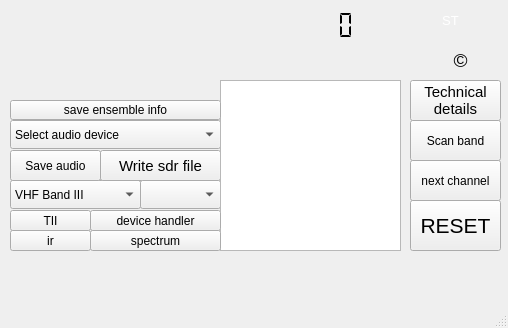
This is forms/dabradio.ui in JvanKatwijk/sdrplayDab as Qt 5 draws it before an edit. The edited form follows.
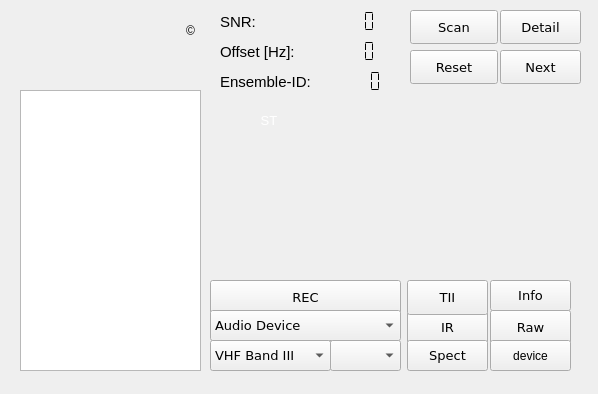
This is the edited form.

```diff
--- a/forms/dabradio.ui
+++ b/forms/dabradio.ui
@@ -1,272 +1,202 @@
 <?xml version="1.0" encoding="UTF-8"?>
 <ui version="4.0">
  <class>sdrplayDAB</class>
- <widget class="QMainWindow" name="sdrplayDAB">
+ <widget class="QWidget" name="sdrplayDAB">
   <property name="geometry">
    <rect>
     <x>0</x>
     <y>0</y>
-    <width>508</width>
-    <height>328</height>
+    <width>598</width>
+    <height>394</height>
    </rect>
   </property>
   <property name="windowTitle">
    <string>sdrplayDAB</string>
   </property>
-  <widget class="QWidget" name="centralwidget">
-   <widget class="QComboBox" name="streamoutSelector">
+  <widget class="QPushButton" name="showProgramData">
     <property name="geometry">
      <rect>
-      <x>10</x>
-      <y>120</y>
-      <width>211</width>
-      <height>29</height>
-     </rect>
-    </property>
-    <property name="toolTip">
-     <string>&lt;html&gt;&lt;head/&gt;&lt;body&gt;&lt;p&gt;Select a device (channel) for the audio output. On program start up a default is chosen.&lt;/p&gt;&lt;/body&gt;&lt;/html&gt;</string>
-    </property>
-    <item>
-     <property name="text">
-      <string>Select audio device</string>
-     </property>
-    </item>
-   </widget>
-   <widget class="QComboBox" name="bandSelector">
-    <property name="geometry">
-     <rect>
-      <x>10</x>
-      <y>180</y>
-      <width>131</width>
-      <height>29</height>
-     </rect>
-    </property>
+     <x>500</x>
+     <y>10</y>
+     <width>81</width>
+     <height>34</height>
+    </rect>
+   </property>
+   <property name="font">
+    <font>
+     <family>DejaVu Sans</family>
+     <pointsize>10</pointsize>
+    </font>
+   </property>
     <property name="toolTip">
-     <string>&lt;html&gt;&lt;head/&gt;&lt;body&gt;&lt;p&gt;Select a DAB band.&lt;/p&gt;&lt;p&gt;The default is VHF Band III (174–230 MHz).&lt;/p&gt;&lt;p&gt;Alternatively, the L Band may be selected (1452 bis 1492 MHz, but only used in very few countries like Czech Republic).&lt;/p&gt;&lt;/body&gt;&lt;/html&gt;</string>
-    </property>
-    <item>
+    <string>&lt;html&gt;&lt;head/&gt;&lt;body&gt;&lt;p&gt;Push this button for further technical information about the selected program&lt;/p&gt;&lt;p&gt;Push again for closing the pop-up-window.&lt;/p&gt;&lt;/body&gt;&lt;/html&gt;</string>
+   </property>
      <property name="text">
-      <string>VHF Band III</string>
-     </property>
-    </item>
-    <item>
-     <property name="text">
-      <string>L Band</string>
-     </property>
-    </item>
+    <string>Detail</string>
+   </property>
    </widget>
    <widget class="QPushButton" name="audioDumpButton">
     <property name="geometry">
      <rect>
-      <x>10</x>
-      <y>150</y>
-      <width>91</width>
-      <height>31</height>
-     </rect>
-    </property>
+     <x>210</x>
+     <y>280</y>
+     <width>191</width>
+     <height>35</height>
+    </rect>
+   </property>
+   <property name="font">
+    <font>
+     <family>DejaVu Sans</family>
+     <pointsize>10</pointsize>
+    </font>
+   </property>
     <property name="toolTip">
      <string>&lt;html&gt;&lt;head/&gt;&lt;body&gt;&lt;p&gt;Push this button to save audio output into a file. First push will show a menu for file selection. &lt;/p&gt;&lt;p&gt;Push again to stop recording.&lt;/p&gt;&lt;/body&gt;&lt;/html&gt;</string>
     </property>
     <property name="text">
-     <string>Save audio</string>
+    <string>REC</string>
+   </property>
+  </widget>
+  <widget class="QPushButton" name="show_irButton">
+   <property name="geometry">
+    <rect>
+     <x>407</x>
+     <y>310</y>
+     <width>81</width>
+     <height>35</height>
+    </rect>
+   </property>
+   <property name="font">
+    <font>
+     <family>DejaVu Sans</family>
+     <pointsize>10</pointsize>
+    </font>
+   </property>
+   <property name="text">
+    <string>IR</string>
     </property>
    </widget>
    <widget class="QPushButton" name="dumpButton">
     <property name="geometry">
      <rect>
-      <x>100</x>
-      <y>150</y>
-      <width>121</width>
-      <height>31</height>
+     <x>490</x>
+     <y>310</y>
+     <width>81</width>
+     <height>35</height>
      </rect>
     </property>
     <property name="font">
      <font>
-      <pointsize>11</pointsize>
+     <family>DejaVu Sans</family>
+     <pointsize>10</pointsize>
      </font>
     </property>
     <property name="toolTip">
      <string>&lt;html&gt;&lt;head/&gt;&lt;body&gt;&lt;p&gt;Push this button to save the raw input. Pushing will cause a menu to appear where a filename can be selected. Please note the big filesizes!&lt;/p&gt;&lt;p&gt;Push again to stop recording. You can reload it by using the file input (*.sdr) option. &lt;/p&gt;&lt;/body&gt;&lt;/html&gt;</string>
     </property>
     <property name="text">
-     <string>Write sdr file</string>
-    </property>
-   </widget>
-   <widget class="QComboBox" name="channelSelector">
-    <property name="geometry">
-     <rect>
-      <x>140</x>
-      <y>180</y>
-      <width>81</width>
-      <height>29</height>
-     </rect>
-    </property>
-    <property name="toolTip">
-     <string>&lt;html&gt;&lt;head/&gt;&lt;body&gt;&lt;p&gt;Select the DAB channel.&lt;/p&gt;&lt;p&gt;This depends on the band chosen.&lt;/p&gt;&lt;/body&gt;&lt;/html&gt;</string>
-    </property>
-   </widget>
-   <widget class="QLabel" name="timeDisplay">
-    <property name="geometry">
-     <rect>
-      <x>10</x>
-      <y>80</y>
-      <width>211</width>
-      <height>21</height>
-     </rect>
-    </property>
-    <property name="text">
-     <string/>
-    </property>
-   </widget>
-   <widget class="QLabel" name="dynamicLabel">
-    <property name="geometry">
-     <rect>
-      <x>20</x>
-      <y>260</y>
-      <width>461</width>
-      <height>41</height>
-     </rect>
-    </property>
-    <property name="toolTip">
-     <string>&lt;html&gt;&lt;head/&gt;&lt;body&gt;&lt;p&gt;Dynamic label (DLS)&lt;/p&gt;&lt;p&gt;The selected program may carry some textual information, that information is displayed here.&lt;/p&gt;&lt;/body&gt;&lt;/html&gt;</string>
-    </property>
-    <property name="frameShape">
-     <enum>QFrame::NoFrame</enum>
-    </property>
-    <property name="frameShadow">
-     <enum>QFrame::Plain</enum>
-    </property>
-    <property name="text">
-     <string/>
-    </property>
-    <property name="alignment">
-     <set>Qt::AlignLeading|Qt::AlignLeft|Qt::AlignVCenter</set>
-    </property>
-    <property name="wordWrap">
-     <bool>true</bool>
-    </property>
-    <property name="openExternalLinks">
-     <bool>true</bool>
-    </property>
-    <property name="textInteractionFlags">
-     <set>Qt::LinksAccessibleByKeyboard|Qt::LinksAccessibleByMouse|Qt::TextBrowserInteraction|Qt::TextSelectableByKeyboard|Qt::TextSelectableByMouse</set>
-    </property>
-   </widget>
-   <widget class="QPushButton" name="resetButton">
-    <property name="geometry">
-     <rect>
-      <x>410</x>
-      <y>200</y>
-      <width>91</width>
-      <height>51</height>
-     </rect>
-    </property>
-    <property name="font">
-     <font>
-      <pointsize>16</pointsize>
-     </font>
-    </property>
-    <property name="toolTip">
-     <string>&lt;html&gt;&lt;head/&gt;&lt;body&gt;&lt;p&gt;Reset player&lt;/p&gt;&lt;/body&gt;&lt;/html&gt;</string>
-    </property>
-    <property name="text">
-     <string>RESET</string>
+    <string>Raw</string>
     </property>
    </widget>
    <widget class="QListView" name="ensembleDisplay">
     <property name="geometry">
      <rect>
-      <x>220</x>
-      <y>80</y>
+     <x>20</x>
+     <y>90</y>
       <width>181</width>
-      <height>171</height>
-     </rect>
-    </property>
-   </widget>
-   <widget class="QLabel" name="versionName">
+     <height>281</height>
+    </rect>
+   </property>
+   <property name="font">
+    <font>
+     <family>DejaVu Sans</family>
+     <pointsize>10</pointsize>
+    </font>
+   </property>
+  </widget>
+  <widget class="QComboBox" name="streamoutSelector">
     <property name="geometry">
      <rect>
-      <x>220</x>
-      <y>50</y>
-      <width>181</width>
+     <x>210</x>
+     <y>310</y>
+     <width>191</width>
       <height>31</height>
      </rect>
     </property>
     <property name="font">
      <font>
-      <family>DejaVu Sans Mono</family>
+     <family>DejaVu Sans</family>
       <pointsize>10</pointsize>
-      <weight>75</weight>
-      <italic>true</italic>
-      <bold>true</bold>
      </font>
     </property>
     <property name="toolTip">
-     <string>&lt;html&gt;&lt;head/&gt;&lt;body&gt;&lt;p&gt;Copyright (C) 2016, 2017 Jan van Katwijk (J.vanKatwijk@gmail.com), Lazy Chair Programming&lt;/p&gt;&lt;p&gt;Qt-DAB is free software; you can redistribute it and/or modify it under the terms of the GNU General Public License as published by the Free Software Foundation; either version 2 of the License, or (at your option) any later version.&lt;br/&gt;&lt;/p&gt;&lt;/body&gt;&lt;/html&gt;</string>
-    </property>
+    <string>&lt;html&gt;&lt;head/&gt;&lt;body&gt;&lt;p&gt;Select a device (channel) for the audio output. On program start up a default is chosen.&lt;/p&gt;&lt;/body&gt;&lt;/html&gt;</string>
+   </property>
+   <item>
     <property name="text">
-     <string/>
+     <string>Audio Device</string>
     </property>
-   </widget>
-   <widget class="QLCDNumber" name="ensembleId">
+   </item>
+  </widget>
+  <widget class="QPushButton" name="tiiButton">
     <property name="geometry">
      <rect>
-      <x>290</x>
+     <x>407</x>
+     <y>280</y>
+     <width>81</width>
+     <height>35</height>
+    </rect>
+   </property>
+   <property name="font">
+    <font>
+     <family>DejaVu Sans</family>
+     <pointsize>10</pointsize>
+    </font>
+   </property>
+   <property name="toolTip">
+    <string>&lt;html&gt;&lt;head/&gt;&lt;body&gt;&lt;p&gt;If configured - pushing this button will switch the spectrum display between &amp;quot;regular&amp;quot; and a spectrum showing the &amp;quot;null symbol&amp;quot; period. In the console window the pattern, main ID and sub ID of the TII will be displayed.&lt;/p&gt;&lt;/body&gt;&lt;/html&gt;</string>
+   </property>
+   <property name="text">
+    <string>TII</string>
+   </property>
+  </widget>
+  <widget class="QPushButton" name="scanButton">
+   <property name="geometry">
+    <rect>
+     <x>410</x>
       <y>10</y>
-      <width>71</width>
-      <height>31</height>
-     </rect>
-    </property>
+     <width>88</width>
+     <height>34</height>
+    </rect>
+   </property>
+   <property name="font">
+    <font>
+     <family>DejaVu Sans</family>
+     <pointsize>10</pointsize>
+    </font>
+   </property>
     <property name="toolTip">
-     <string>&lt;html&gt;&lt;head/&gt;&lt;body&gt;&lt;p&gt;Ensemble ID&lt;/p&gt;&lt;p&gt;The hecadecimal number shows the ensemble ID.&lt;/p&gt;&lt;/body&gt;&lt;/html&gt;</string>
-    </property>
-    <property name="frameShape">
-     <enum>QFrame::NoFrame</enum>
-    </property>
-    <property name="digitCount">
+    <string>&lt;html&gt;&lt;head/&gt;&lt;body&gt;&lt;p&gt;Push this button for starting a scan over the channels in the current selected band (default VHF Band III or optionally L-Band)&lt;/p&gt;&lt;p&gt;Scanning will continue until an active DAB or DAB+ signal is found.&lt;/p&gt;&lt;p&gt;Push again to stop scanning.&lt;/p&gt;&lt;/body&gt;&lt;/html&gt;</string>
+   </property>
+   <property name="text">
+    <string>Scan</string>
+   </property>
+  </widget>
+  <widget class="QWidget" name="layoutWidget">
+   <property name="geometry">
+    <rect>
+     <x>210</x>
+     <y>110</y>
+     <width>118</width>
+     <height>21</height>
+    </rect>
+   </property>
+   <layout class="QHBoxLayout" name="horizontalLayout_6">
+    <property name="spacing">
      <number>4</number>
     </property>
-    <property name="mode">
-     <enum>QLCDNumber::Hex</enum>
-    </property>
-    <property name="segmentStyle">
-     <enum>QLCDNumber::Flat</enum>
-    </property>
-   </widget>
-   <widget class="QLabel" name="ensembleName">
-    <property name="geometry">
-     <rect>
-      <x>20</x>
-      <y>10</y>
-      <width>221</width>
-      <height>31</height>
-     </rect>
-    </property>
-    <property name="font">
-     <font>
-      <family>DejaVu Sans</family>
-      <pointsize>16</pointsize>
-     </font>
-    </property>
-    <property name="toolTip">
-     <string>&lt;html&gt;&lt;head/&gt;&lt;body&gt;&lt;p&gt;Ensemble name&lt;/p&gt;&lt;/body&gt;&lt;/html&gt;</string>
-    </property>
-    <property name="text">
-     <string/>
-    </property>
-    <property name="textInteractionFlags">
-     <set>Qt::LinksAccessibleByMouse|Qt::TextSelectableByMouse</set>
-    </property>
-   </widget>
+    <item>
    <widget class="QLabel" name="stereoLabel">
-    <property name="geometry">
-     <rect>
-      <x>430</x>
-      <y>10</y>
-      <width>41</width>
-      <height>21</height>
-     </rect>
-    </property>
     <property name="palette">
      <palette>
       <active>
@@ -349,158 +279,399 @@
      <set>Qt::AlignCenter</set>
     </property>
    </widget>
-   <widget class="QPushButton" name="showProgramData">
+    </item>
+   </layout>
+  </widget>
+  <widget class="QComboBox" name="bandSelector">
     <property name="geometry">
      <rect>
-      <x>410</x>
-      <y>80</y>
-      <width>91</width>
-      <height>41</height>
+     <x>210</x>
+     <y>340</y>
+     <width>121</width>
+     <height>31</height>
      </rect>
     </property>
     <property name="font">
      <font>
-      <pointsize>11</pointsize>
+     <family>DejaVu Sans</family>
+     <pointsize>10</pointsize>
      </font>
     </property>
     <property name="toolTip">
-     <string>&lt;html&gt;&lt;head/&gt;&lt;body&gt;&lt;p&gt;Push this button for further technical information about the selected program&lt;/p&gt;&lt;p&gt;Push again for closing the pop-up-window.&lt;/p&gt;&lt;/body&gt;&lt;/html&gt;</string>
-    </property>
+    <string>&lt;html&gt;&lt;head/&gt;&lt;body&gt;&lt;p&gt;Select a DAB band.&lt;/p&gt;&lt;p&gt;The default is VHF Band III (174–230 MHz).&lt;/p&gt;&lt;p&gt;Alternatively, the L Band may be selected (1452 bis 1492 MHz, but only used in very few countries like Czech Republic).&lt;/p&gt;&lt;/body&gt;&lt;/html&gt;</string>
+   </property>
+   <item>
     <property name="text">
-     <string>Technical
-details</string>
+     <string>VHF Band III</string>
     </property>
-   </widget>
-   <widget class="QPushButton" name="scanButton">
-    <property name="geometry">
-     <rect>
-      <x>410</x>
-      <y>120</y>
-      <width>91</width>
-      <height>41</height>
-     </rect>
-    </property>
-    <property name="toolTip">
-     <string>&lt;html&gt;&lt;head/&gt;&lt;body&gt;&lt;p&gt;Push this button for starting a scan over the channels in the current selected band (default VHF Band III or optionally L-Band)&lt;/p&gt;&lt;p&gt;Scanning will continue until an active DAB or DAB+ signal is found.&lt;/p&gt;&lt;p&gt;Push again to stop scanning.&lt;/p&gt;&lt;/body&gt;&lt;/html&gt;</string>
-    </property>
+   </item>
+   <item>
     <property name="text">
-     <string>Scan band</string>
+     <string>L Band</string>
     </property>
-   </widget>
-   <widget class="QLabel" name="label">
+   </item>
+  </widget>
+  <widget class="QComboBox" name="channelSelector">
     <property name="geometry">
      <rect>
-      <x>440</x>
-      <y>50</y>
-      <width>41</width>
-      <height>21</height>
+     <x>330</x>
+     <y>340</y>
+     <width>71</width>
+     <height>31</height>
      </rect>
     </property>
     <property name="font">
      <font>
-      <pointsize>14</pointsize>
+     <pointsize>12</pointsize>
      </font>
     </property>
     <property name="toolTip">
-     <string>&lt;html&gt;&lt;head/&gt;&lt;body&gt;&lt;p&gt;sdrplayDAB copyright:&lt;/p&gt;&lt;p&gt;J van Katwijk, Lazy Chair Computing. J.vanKatwijk@gmail.com&lt;/p&gt;&lt;p&gt;Copyright of the Qt toolkit used: the Qt Company&lt;/p&gt;&lt;p&gt;Copyright of the libraries used for SDRplay, rtl-sdr based sticks, AIRspy, portaudio, libsndfile and libsamplerate to their developers&lt;/p&gt;&lt;p&gt;Copyright of the MP2 library used Martin J Fiedler&lt;/p&gt;&lt;p&gt;Copyright of the firecode checker: Gnu Radio&lt;/p&gt;&lt;p&gt;Copyright of the viterbi decoder kernel: the Spiral project&lt;/p&gt;&lt;p&gt;Copyright of the Reed Solomon Decoder software: Phil Karns&lt;/p&gt;&lt;p&gt;All copyrights gratefully acknowledged&lt;/p&gt;&lt;p&gt;&lt;br/&gt;&lt;/p&gt;&lt;p&gt;sdrplayDAB is distributed in the hope that it will be useful, but WITHOUT ANY WARRANTY; without even the implied warranty of MERCHANTABILITY or FITNESS FOR A PARTICULAR PURPOSE. See the GNU General Public License for more details.&lt;/p&gt;&lt;p&gt;&lt;br/&gt;&lt;/p&gt;&lt;/body&gt;&lt;/html&gt;</string>
-    </property>
-    <property name="text">
-     <string>©</string>
-    </property>
-    <property name="alignment">
-     <set>Qt::AlignCenter</set>
+    <string>&lt;html&gt;&lt;head/&gt;&lt;body&gt;&lt;p&gt;Select the DAB channel.&lt;/p&gt;&lt;p&gt;This depends on the band chosen.&lt;/p&gt;&lt;/body&gt;&lt;/html&gt;</string>
     </property>
    </widget>
    <widget class="QPushButton" name="saveEnsembleData">
     <property name="geometry">
      <rect>
-      <x>10</x>
-      <y>100</y>
-      <width>211</width>
-      <height>20</height>
-     </rect>
-    </property>
+     <x>490</x>
+     <y>280</y>
+     <width>81</width>
+     <height>31</height>
+    </rect>
+   </property>
+   <property name="font">
+    <font>
+     <family>DejaVu Sans</family>
+     <pointsize>10</pointsize>
+    </font>
+   </property>
     <property name="toolTip">
      <string>&lt;html&gt;&lt;head/&gt;&lt;body&gt;&lt;p&gt;This will open a 'save as ... dialog' where you can store the content of the current DAB ensemble (Audio and Data) in a text file.&lt;/p&gt;&lt;/body&gt;&lt;/html&gt;</string>
     </property>
     <property name="text">
-     <string>save ensemble info</string>
+    <string>Info</string>
     </property>
    </widget>
    <widget class="QPushButton" name="nextChannelButton">
     <property name="geometry">
      <rect>
-      <x>410</x>
-      <y>160</y>
-      <width>91</width>
-      <height>41</height>
-     </rect>
-    </property>
+     <x>500</x>
+     <y>50</y>
+     <width>81</width>
+     <height>34</height>
+    </rect>
+   </property>
+   <property name="font">
+    <font>
+     <family>DejaVu Sans</family>
+     <pointsize>10</pointsize>
+    </font>
+   </property>
     <property name="toolTip">
      <string>&lt;html&gt;&lt;head/&gt;&lt;body&gt;&lt;p&gt;Push this button for selecting the next channel in the current band.&lt;/p&gt;&lt;/body&gt;&lt;/html&gt;</string>
     </property>
     <property name="text">
-     <string>next channel</string>
-    </property>
-   </widget>
-   <widget class="QPushButton" name="tiiButton">
-    <property name="geometry">
-     <rect>
-      <x>10</x>
-      <y>210</y>
-      <width>81</width>
-      <height>21</height>
-     </rect>
-    </property>
-    <property name="toolTip">
-     <string>&lt;html&gt;&lt;head/&gt;&lt;body&gt;&lt;p&gt;If configured - pushing this button will switch the spectrum display between &amp;quot;regular&amp;quot; and a spectrum showing the &amp;quot;null symbol&amp;quot; period. In the console window the pattern, main ID and sub ID of the TII will be displayed.&lt;/p&gt;&lt;/body&gt;&lt;/html&gt;</string>
-    </property>
-    <property name="text">
-     <string>TII</string>
-    </property>
-   </widget>
-   <widget class="QPushButton" name="show_irButton">
-    <property name="geometry">
-     <rect>
-      <x>10</x>
-      <y>230</y>
-      <width>81</width>
-      <height>21</height>
-     </rect>
-    </property>
-    <property name="text">
-     <string>ir</string>
+    <string>Next</string>
     </property>
    </widget>
    <widget class="QPushButton" name="show_spectrumButton">
     <property name="geometry">
      <rect>
-      <x>90</x>
-      <y>230</y>
-      <width>131</width>
-      <height>21</height>
-     </rect>
-    </property>
+     <x>407</x>
+     <y>340</y>
+     <width>81</width>
+     <height>31</height>
+    </rect>
+   </property>
+   <property name="font">
+    <font>
+     <family>DejaVu Sans</family>
+     <pointsize>10</pointsize>
+    </font>
+   </property>
     <property name="toolTip">
      <string>&lt;html&gt;&lt;head/&gt;&lt;body&gt;&lt;p&gt;The spectrum and the constellation of the DAB signal is shown when pressing this button. Pressing it&lt;/p&gt;&lt;p&gt;again will cause the spectrum and constellation to be invisible.&lt;/p&gt;&lt;/body&gt;&lt;/html&gt;</string>
     </property>
     <property name="text">
-     <string>spectrum</string>
+    <string>Spect</string>
+   </property>
+  </widget>
+  <widget class="QPushButton" name="resetButton">
+   <property name="geometry">
+    <rect>
+     <x>410</x>
+     <y>50</y>
+     <width>88</width>
+     <height>34</height>
+    </rect>
+   </property>
+   <property name="font">
+    <font>
+     <family>DejaVu Sans</family>
+     <pointsize>10</pointsize>
+    </font>
+   </property>
+   <property name="toolTip">
+    <string>&lt;html&gt;&lt;head/&gt;&lt;body&gt;&lt;p&gt;Reset player&lt;/p&gt;&lt;/body&gt;&lt;/html&gt;</string>
+   </property>
+   <property name="text">
+    <string>Reset</string>
+   </property>
+  </widget>
+  <widget class="QLabel" name="versionName">
+   <property name="geometry">
+    <rect>
+     <x>20</x>
+     <y>0</y>
+     <width>181</width>
+     <height>31</height>
+    </rect>
+   </property>
+   <property name="font">
+    <font>
+     <pointsize>16</pointsize>
+    </font>
+   </property>
+   <property name="toolTip">
+    <string>&lt;html&gt;&lt;head/&gt;&lt;body&gt;&lt;p&gt;Copyright (C) 2016, 2017 Jan van Katwijk (J.vanKatwijk@gmail.com), Lazy Chair Programming&lt;/p&gt;&lt;p&gt;Qt-DAB is free software; you can redistribute it and/or modify it under the terms of the GNU General Public License as published by the Free Software Foundation; either version 2 of the License, or (at your option) any later version.&lt;/p&gt;&lt;/body&gt;&lt;/html&gt;</string>
+   </property>
+   <property name="text">
+    <string/>
+   </property>
+   <property name="alignment">
+    <set>Qt::AlignCenter</set>
+   </property>
+  </widget>
+  <widget class="QLabel" name="label">
+   <property name="geometry">
+    <rect>
+     <x>180</x>
+     <y>20</y>
+     <width>21</width>
+     <height>21</height>
+    </rect>
+   </property>
+   <property name="toolTip">
+    <string>&lt;html&gt;&lt;head/&gt;&lt;body&gt;&lt;p&gt;Qt-DAB copyright:&lt;/p&gt;&lt;p&gt;J van Katwijk, Lazy Chair Computing. J.vanKatwijk@gmail.com&lt;/p&gt;&lt;p&gt;Copyright of the Qt toolkit used: the Qt Company&lt;/p&gt;&lt;p&gt;Copyright of the libraries used for SDRplay, rtl-sdr based sticks, AIRspy, portaudio, libsndfile and libsamplerate to their developers&lt;/p&gt;&lt;p&gt;Copyright of the MP2 library used Martin J Fiedler&lt;/p&gt;&lt;p&gt;Copyright of the firecode checker: Gnu Radio&lt;/p&gt;&lt;p&gt;Copyright of the viterbi decoder kernel: the Spiral project&lt;/p&gt;&lt;p&gt;Copyright of the Reed Solomon Decoder software: Phil Karns&lt;/p&gt;&lt;p&gt;All copyrights gratefully acknowledged&lt;/p&gt;&lt;p&gt;&lt;br/&gt;&lt;/p&gt;&lt;p&gt;The current layout of the GUI is based on a design of Luo Zhang, Thanks&lt;/p&gt;&lt;p&gt;&lt;br/&gt;&lt;/p&gt;&lt;p&gt;Qt-DAB (an SDR-J program) is distributed in the hope that it will be useful, but WITHOUT ANY WARRANTY; without even the implied warranty of MERCHANTABILITY or FITNESS FOR A PARTICULAR PURPOSE. See the GNU General Public License for more details.&lt;br/&gt;&lt;/p&gt;&lt;/body&gt;&lt;/html&gt;</string>
+   </property>
+   <property name="text">
+    <string>©</string>
+   </property>
+   <property name="alignment">
+    <set>Qt::AlignCenter</set>
+   </property>
+  </widget>
+  <widget class="QLabel" name="timeDisplay">
+   <property name="geometry">
+    <rect>
+     <x>20</x>
+     <y>60</y>
+     <width>181</width>
+     <height>20</height>
+    </rect>
+   </property>
+   <property name="frameShape">
+    <enum>QFrame::NoFrame</enum>
+   </property>
+   <property name="text">
+    <string/>
+   </property>
+   <property name="alignment">
+    <set>Qt::AlignCenter</set>
+   </property>
+  </widget>
+  <widget class="QLCDNumber" name="ensembleId">
+   <property name="geometry">
+    <rect>
+     <x>310</x>
+     <y>70</y>
+     <width>81</width>
+     <height>23</height>
+    </rect>
+   </property>
+   <property name="font">
+    <font>
+     <pointsize>8</pointsize>
+    </font>
+   </property>
+   <property name="toolTip">
+    <string>&lt;html&gt;&lt;head/&gt;&lt;body&gt;&lt;p&gt;Ensemble ID&lt;/p&gt;&lt;p&gt;The hecadecimal number shows the ensemble ID.&lt;/p&gt;&lt;/body&gt;&lt;/html&gt;</string>
+   </property>
+   <property name="frameShape">
+    <enum>QFrame::NoFrame</enum>
+   </property>
+   <property name="digitCount">
+    <number>6</number>
+   </property>
+   <property name="mode">
+    <enum>QLCDNumber::Hex</enum>
+   </property>
+   <property name="segmentStyle">
+    <enum>QLCDNumber::Flat</enum>
+   </property>
+  </widget>
+  <widget class="QLabel" name="label_5">
+   <property name="geometry">
+    <rect>
+     <x>220</x>
+     <y>70</y>
+     <width>100</width>
+     <height>23</height>
+    </rect>
+   </property>
+   <property name="font">
+    <font>
+     <pointsize>11</pointsize>
+    </font>
+   </property>
+   <property name="text">
+    <string>Ensemble-ID:</string>
+   </property>
+  </widget>
+  <widget class="QLabel" name="label_6">
+   <property name="geometry">
+    <rect>
+     <x>220</x>
+     <y>40</y>
+     <width>91</width>
+     <height>23</height>
+    </rect>
+   </property>
+   <property name="font">
+    <font>
+     <pointsize>11</pointsize>
+    </font>
+   </property>
+   <property name="text">
+    <string>Offset [Hz]:</string>
+   </property>
+  </widget>
+  <widget class="QLCDNumber" name="correctorDisplay">
+   <property name="geometry">
+    <rect>
+     <x>300</x>
+     <y>40</y>
+     <width>90</width>
+     <height>23</height>
+    </rect>
+   </property>
+   <property name="font">
+    <font>
+     <pointsize>8</pointsize>
+    </font>
+   </property>
+   <property name="toolTip">
+    <string>&lt;html&gt;&lt;head/&gt;&lt;body&gt;&lt;p&gt;Coarse offset, indicates - in Hz - the frequency offset. Coarse offset is in large steps, where a step is the distance - in Hz - between two subsequent carriers in the ofdm signal.&lt;/p&gt;&lt;/body&gt;&lt;/html&gt;</string>
+   </property>
+   <property name="frameShape">
+    <enum>QFrame::NoFrame</enum>
+   </property>
+   <property name="digitCount">
+    <number>6</number>
+   </property>
+   <property name="segmentStyle">
+    <enum>QLCDNumber::Flat</enum>
+   </property>
+  </widget>
+  <widget class="QLabel" name="label_7">
+   <property name="geometry">
+    <rect>
+     <x>220</x>
+     <y>10</y>
+     <width>91</width>
+     <height>23</height>
+    </rect>
+   </property>
+   <property name="font">
+    <font>
+     <pointsize>11</pointsize>
+    </font>
+   </property>
+   <property name="text">
+    <string>SNR: </string>
+   </property>
+  </widget>
+  <widget class="QLCDNumber" name="snrDisplay">
+   <property name="geometry">
+    <rect>
+     <x>300</x>
+     <y>10</y>
+     <width>90</width>
+     <height>23</height>
+    </rect>
+   </property>
+   <property name="font">
+    <font>
+     <pointsize>8</pointsize>
+     <underline>false</underline>
+    </font>
+   </property>
+   <property name="toolTip">
+    <string>&lt;html&gt;&lt;head/&gt;&lt;body&gt;&lt;p&gt;A Signal to Noise (SNR) indicator&lt;/p&gt;&lt;p&gt;In general: higher is better. But do not take the value as a serious measure of the SNR, it strongly depends on the device and the amount of filtering applied in the device!&lt;/p&gt;&lt;/body&gt;&lt;/html&gt;</string>
+   </property>
+   <property name="frameShape">
+    <enum>QFrame::NoFrame</enum>
+   </property>
+   <property name="digitCount">
+    <number>6</number>
+   </property>
+   <property name="segmentStyle">
+    <enum>QLCDNumber::Flat</enum>
+   </property>
+  </widget>
+  <widget class="QLabel" name="dynamicLabel">
+   <property name="geometry">
+    <rect>
+     <x>210</x>
+     <y>240</y>
+     <width>361</width>
+     <height>41</height>
+    </rect>
+   </property>
+   <property name="font">
+    <font>
+     <family>DejaVu Sans</family>
+     <pointsize>11</pointsize>
+    </font>
+   </property>
+   <property name="text">
+    <string/>
+   </property>
+  </widget>
+  <widget class="QLabel" name="ensembleName">
+   <property name="geometry">
+    <rect>
+     <x>210</x>
+     <y>140</y>
+     <width>361</width>
+     <height>41</height>
+    </rect>
+   </property>
+   <property name="font">
+    <font>
+     <family>DejaVu Sans</family>
+     <pointsize>14</pointsize>
+    </font>
+   </property>
+   <property name="layoutDirection">
+    <enum>Qt::LeftToRight</enum>
+   </property>
+   <property name="text">
+    <string/>
     </property>
    </widget>
    <widget class="QLabel" name="serviceLabel">
     <property name="geometry">
      <rect>
-      <x>20</x>
-      <y>50</y>
-      <width>201</width>
-      <height>31</height>
+     <x>210</x>
+     <y>170</y>
+     <width>361</width>
+     <height>51</height>
      </rect>
     </property>
     <property name="font">
      <font>
       <family>DejaVu Sans</family>
-      <pointsize>16</pointsize>
+     <pointsize>14</pointsize>
      </font>
     </property>
     <property name="text">
@@ -510,18 +681,16 @@
    <widget class="QPushButton" name="show_deviceHandler">
     <property name="geometry">
      <rect>
-      <x>90</x>
-      <y>210</y>
-      <width>131</width>
-      <height>21</height>
+     <x>490</x>
+     <y>340</y>
+     <width>81</width>
+     <height>31</height>
      </rect>
     </property>
     <property name="text">
-     <string>device handler</string>
-    </property>
-   </widget>
-  </widget>
-  <widget class="QStatusBar" name="statusbar"/>
+    <string>device</string>
+   </property>
+  </widget>
  </widget>
  <resources/>
  <connections/>
```
Left out of the diff: 2 changed lines with no effect on the pictures. Lines whose indentation alone changed are shown as unchanged.
